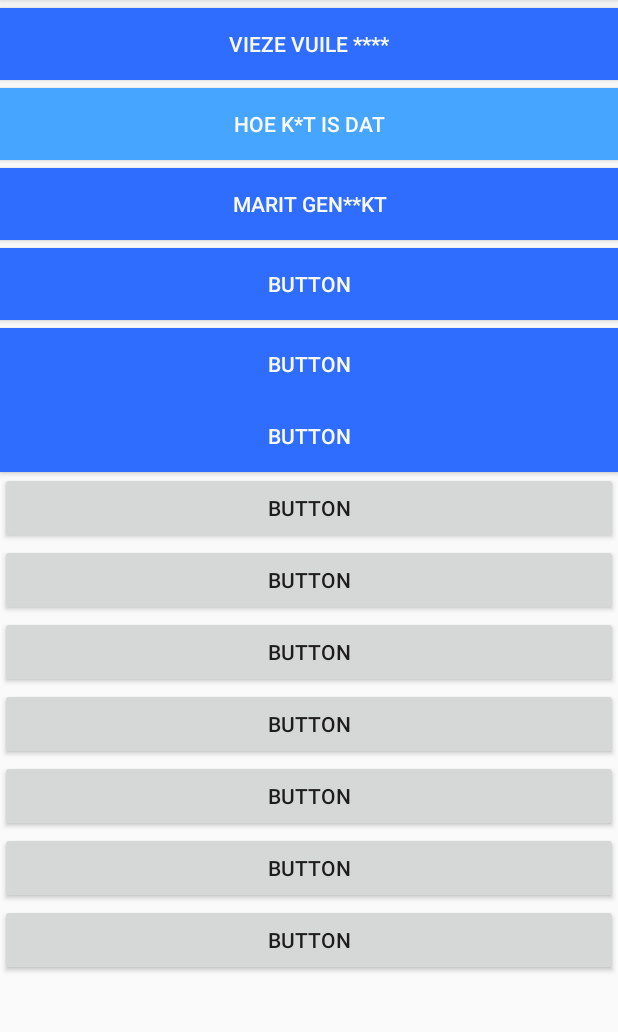
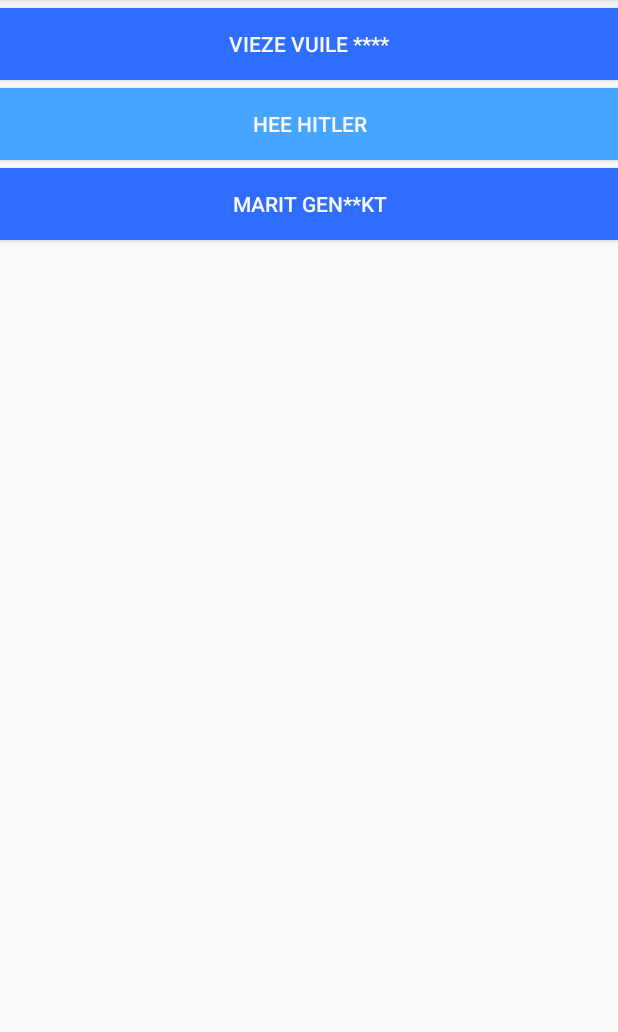
Before and after one commit to JelleStu/sluipschutters, an Android app: the screen it shows after launch (MainActivity), on a phone screen of 412 x 824 dp, the part 84-1116 px from its top. Run offline under Robolectric (Android 15) with nearby library versions, the phone set to English and light mode, and no system bars.

Commit message:
2e push. Second sound added.

```diff
--- a/app/src/main/java/nl/jellestukstette/sluipschutterssoundboard/MainActivity.java
+++ b/app/src/main/java/nl/jellestukstette/sluipschutterssoundboard/MainActivity.java
@@ -8,6 +8,7 @@ import android.widget.Button;
 
 public class MainActivity extends AppCompatActivity {
     Button bt;
+    Button bthitler;
     @Override
     protected void onCreate(Bundle savedInstanceState) {
         super.onCreate(savedInstanceState);
@@ -20,5 +21,14 @@ public class MainActivity extends AppCompatActivity {
                 mp.start();
             }
         });
+
+        bthitler = (Button) findViewById(R.id.btnHeeHitler);
+        final MediaPlayer mp2 = MediaPlayer.create(this, R.raw.heehitler);
+        bthitler.setOnClickListener(new View.OnClickListener(){
+            @Override
+            public void onClick(View view){
+                mp2.start();
+            }
+        });
     }
 }
--- a/app/src/main/res/layout/activity_main.xml
+++ b/app/src/main/res/layout/activity_main.xml
@@ -27,14 +27,13 @@
                 />
 
             <Button
-                android:id="@+id/btnHoeKut"
+                android:id="@+id/btnHeeHitler"
                 android:layout_width="match_parent"
                 android:layout_height="wrap_content"
-                android:text="Hoe k*t is dat"
-                android:textColor="#fafafa"
+                android:layout_marginBottom="5dp"
                 android:background="@color/colorLightBlue"
-                android:layout_marginBottom="5dp"
-                />
+                android:text="Hee Hitler"
+                android:textColor="#fafafa" />
 
             <Button
                 android:id="@+id/btnMaritGeneukt"
@@ -46,76 +45,6 @@
                 android:layout_marginBottom="5dp"
                 />
 
-            <Button
-                android:id="@+id/button14"
-                android:layout_width="match_parent"
-                android:layout_height="wrap_content"
-                android:text="Button"
-                android:textColor="#fafafa"
-                android:background="@color/colorBlue"
-                android:layout_marginBottom="5dp"
-                />
-
-            <Button
-                android:id="@+id/button13"
-                android:layout_width="match_parent"
-                android:layout_height="wrap_content"
-                android:text="Button"
-                android:textColor="#fafafa"
-                android:background="@color/colorBlue"
-                />
-
-            <Button
-                android:id="@+id/button12"
-                android:layout_width="match_parent"
-                android:layout_height="wrap_content"
-                android:text="Button"
-                android:textColor="#fafafa"
-                android:background="@color/colorBlue"
-                />
-
-            <Button
-                android:id="@+id/button11"
-                android:layout_width="match_parent"
-                android:layout_height="wrap_content"
-                android:text="Button" />
-
-            <Button
-                android:id="@+id/button10"
-                android:layout_width="match_parent"
-                android:layout_height="wrap_content"
-                android:text="Button" />
-
-            <Button
-                android:id="@+id/button9"
-                android:layout_width="match_parent"
-                android:layout_height="wrap_content"
-                android:text="Button" />
-
-            <Button
-                android:id="@+id/button8"
-                android:layout_width="match_parent"
-                android:layout_height="wrap_content"
-                android:text="Button" />
-
-            <Button
-                android:id="@+id/button7"
-                android:layout_width="match_parent"
-                android:layout_height="wrap_content"
-                android:text="Button" />
-
-            <Button
-                android:id="@+id/button6"
-                android:layout_width="match_parent"
-                android:layout_height="wrap_content"
-                android:text="Button" />
-
-            <Button
-                android:id="@+id/button5"
-                android:layout_width="match_parent"
-                android:layout_height="wrap_content"
-                android:text="Button" />
-
         </LinearLayout>
     </ScrollView>
 </android.support.constraint.ConstraintLayout>
```
Also changed, not shown: 1 other file.
